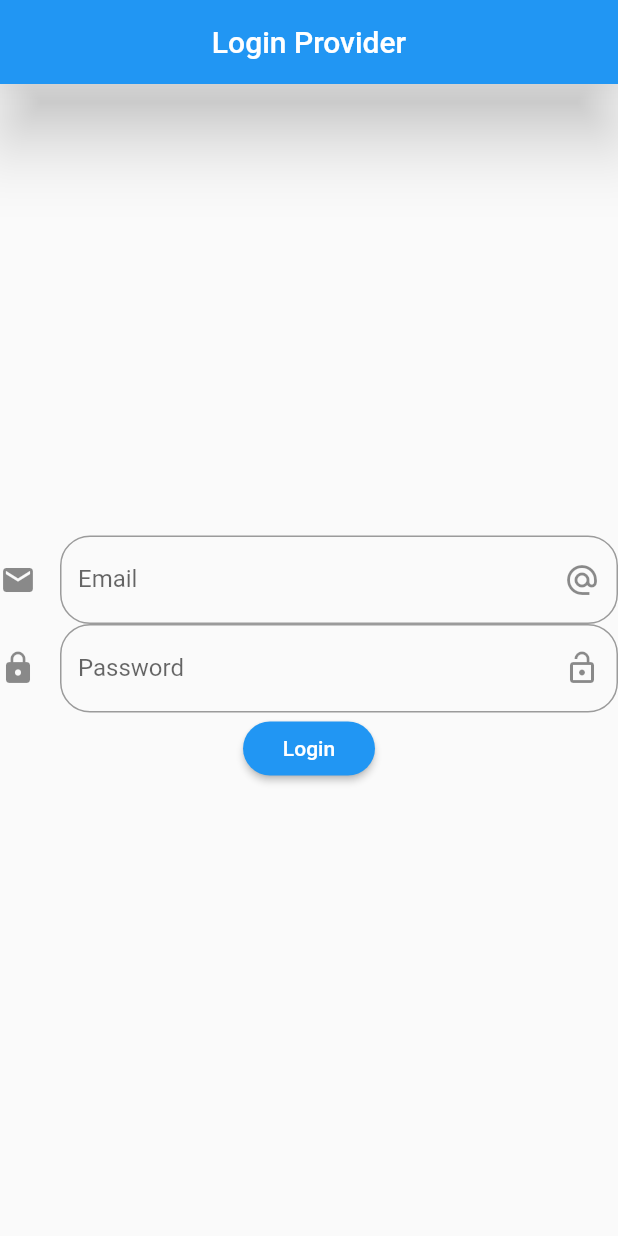
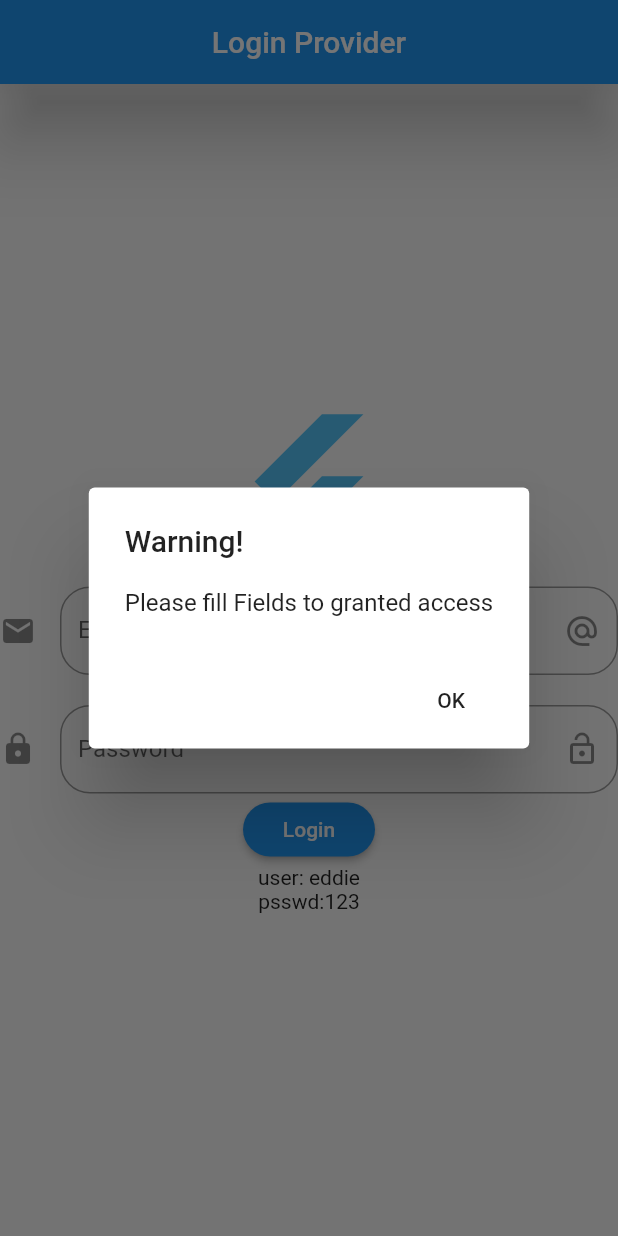
Before and after one commit to eddieware/login_provider, a Flutter app: the screen it shows after launch, after a tap on "Login", on a phone screen of 412 x 824 dp. Run offline on Flutter 3.47's test engine with Material 2 defaults, Android fonts, the phone set to English and light mode, and no system bars.

```diff
--- a/lib/main.dart
+++ b/lib/main.dart
@@ -1,19 +1,6 @@
 import 'package:flutter/material.dart';
-import 'package:login_provider/screens/home_screen.dart';
+import 'package:login_provider/src/app.dart';
 
 void main() {
   runApp(MyApp());
 }
-
-class MyApp extends StatelessWidget {
-  @override
-  Widget build(context) {
-    //context contiene informacion
-    return MaterialApp(
-      debugShowCheckedModeBanner: false,
-      home: Center(
-        child: LoginProvider(),
-      ),
-    );
-  }
-}
--- a/lib/screens/home_screen.dart
+++ /dev/null
@@ -1,84 +0,0 @@
-import 'package:flutter/material.dart';
-
-class LoginProvider extends StatefulWidget {
-  LoginProvider({Key key}) : super(key: key);
-
-  @override
-  _LoginProviderState createState() => _LoginProviderState();
-}
-
-class _LoginProviderState extends State<LoginProvider> {
-  String _email = '';
-  String _nombre = '';
-
-  @override
-  Widget build(BuildContext context) {
-    return Scaffold(
-      appBar: AppBar(
-        title: Text('Login Provider'),
-        centerTitle: true,
-        elevation: 20,
-      ),
-      body: Center(
-          child: Column(
-        mainAxisAlignment: MainAxisAlignment.center,
-        children: <Widget>[
-          //Text('Numero de Clicks!!!! '),
-          _crearEmail(),
-          _crearPassword(),
-          _crearBoton()
-
-          //Text('$conteo',style: estiloTexto) //$ interpolacion string
-        ],
-      )
-          // la mayoria de los Widgets solo pueden tener un child
-          ),
-    );
-  }
-
-  Widget _crearEmail() {
-    return TextField(
-      keyboardType: TextInputType.emailAddress,
-      decoration: InputDecoration(
-          border: OutlineInputBorder(
-              //personalizar que tan pronunciados quiero los border
-              borderRadius: BorderRadius.circular(20)),
-          hintText: 'Email',
-          labelText: 'Email',
-          suffixIcon: Icon(Icons.alternate_email),
-          icon: Icon(Icons.email)),
-      onChanged: (valor) => setState(() {
-        _email = valor;
-      }),
-    );
-  }
-
-  Widget _crearPassword() {
-    return TextField(
-      obscureText: true,
-      keyboardType: TextInputType.emailAddress,
-      decoration: InputDecoration(
-          border: OutlineInputBorder(
-              //personalizar que tan pronunciados quiero los border
-              borderRadius: BorderRadius.circular(20)),
-          hintText: 'Paswword',
-          labelText: 'Password',
-          suffixIcon: Icon(Icons.lock_open),
-          icon: Icon(Icons.lock)),
-      onChanged: (valor) => setState(() {
-        _email = valor;
-      }),
-    );
-  }
-
-  Widget _crearBoton() {
-    return RaisedButton(
-      child: Text('Login'),
-      color: Colors.blue,
-      textColor: Colors.white,
-      shape: StadiumBorder(),
-      //se envia el context para abajp
-      onPressed: () => null,
-    );
-  }
-}
--- /dev/null
+++ b/lib/src/app.dart
@@ -0,0 +1,23 @@
+import 'package:flutter/material.dart';
+import 'package:login_provider/src/providers/provider_usuario.dart';
+import 'package:login_provider/src/screens/login_screen.dart';
+import 'package:login_provider/src/screens/profile_screen.dart';
+import 'package:provider/provider.dart';
+
+class MyApp extends StatelessWidget {
+  @override
+  Widget build(context) {
+    //context contiene informacion
+    return ChangeNotifierProvider(
+      child: MaterialApp(
+        routes: {'/profile': (context) => Profile()},
+        debugShowCheckedModeBanner: false,
+        home: Center(
+          child: LoginProviders(),
+        ),
+        title: 'Login Provider',
+      ),
+      create: (context) => UsuarioInfo(),
+    );
+  }
+}
--- /dev/null
+++ b/lib/src/providers/provider_usuario.dart
@@ -0,0 +1,10 @@
+import 'package:flutter/material.dart';
+
+class UsuarioInfo with ChangeNotifier {
+  String _userInfo;
+  String get userInfo => _userInfo;
+  set userInfo(String value) {
+    this._userInfo = value;
+    notifyListeners();
+  }
+}
--- /dev/null
+++ b/lib/src/screens/login_screen.dart
@@ -0,0 +1,110 @@
+import 'package:flutter/material.dart';
+import 'package:login_provider/src/providers/provider_usuario.dart';
+import 'package:provider/provider.dart';
+
+class LoginProviders extends StatelessWidget {
+  LoginProviders({Key key}) : super(key: key);
+
+  TextEditingController usrCntrollr = TextEditingController();
+  TextEditingController psswdCntrollr = TextEditingController();
+
+  @override
+  Widget build(BuildContext context) {
+    final superUsuarioInfo = Provider.of<UsuarioInfo>(context);
+    return Scaffold(
+      appBar: AppBar(
+        title: Text('Login Provider'),
+        centerTitle: true,
+        elevation: 20,
+      ),
+      body: Center(
+          child: Column(
+        mainAxisAlignment: MainAxisAlignment.center,
+        children: <Widget>[
+          //Text('Numero de Clicks!!!! '),
+          FlutterLogo(
+            size: 100,
+          ),
+          SizedBox(
+            height: 20,
+          ),
+          _crearEmail(),
+          SizedBox(
+            height: 20,
+          ),
+          _crearPassword(),
+          RaisedButton(
+            child: Text('Login'),
+            color: Colors.blue,
+            textColor: Colors.white,
+            shape: StadiumBorder(),
+            //se envia el context para abajp
+            onPressed: () async {
+              if (usrCntrollr.text.isNotEmpty &&
+                  psswdCntrollr.text.isNotEmpty &&
+                  usrCntrollr.text == 'eddie' &&
+                  psswdCntrollr.text == '123') {
+                superUsuarioInfo.userInfo = usrCntrollr.text;
+                Navigator.pushNamed(context, '/profile');
+              } else {
+                showDialog(
+                    context: context,
+                    builder: (BuildContext context) {
+                      return AlertDialog(
+                        title: Text("Warning!"),
+                        content: Text("Please fill Fields to granted access"),
+                        actions: <Widget>[
+                          new FlatButton(
+                            child: Text("OK"),
+                            onPressed: () {
+                              Navigator.of(context).pop();
+                            },
+                          )
+                        ],
+                      );
+                    });
+              }
+            },
+          ),
+          Text('user: eddie'),
+          Text('psswd:123')
+
+          //Text('$conteo',style: estiloTexto) //$ interpolacion string
+        ],
+      )
+          // la mayoria de los Widgets solo pueden tener un child
+          ),
+    );
+  }
+
+  Widget _crearEmail() {
+    return TextField(
+      keyboardType: TextInputType.emailAddress,
+      decoration: InputDecoration(
+          border: OutlineInputBorder(
+              //personalizar que tan pronunciados quiero los border
+              borderRadius: BorderRadius.circular(20)),
+          hintText: 'Email',
+          labelText: 'Email',
+          suffixIcon: Icon(Icons.alternate_email),
+          icon: Icon(Icons.email)),
+      controller: usrCntrollr,
+    );
+  }
+
+  Widget _crearPassword() {
+    return TextField(
+      obscureText: true,
+      keyboardType: TextInputType.emailAddress,
+      decoration: InputDecoration(
+          border: OutlineInputBorder(
+              //personalizar que tan pronunciados quiero los border
+              borderRadius: BorderRadius.circular(20)),
+          hintText: 'Paswword',
+          labelText: 'Password',
+          suffixIcon: Icon(Icons.lock_open),
+          icon: Icon(Icons.lock)),
+      controller: psswdCntrollr,
+    );
+  }
+}
--- /dev/null
+++ b/lib/src/screens/profile_screen.dart
@@ -0,0 +1,27 @@
+import 'package:flutter/material.dart';
+import 'package:login_provider/src/providers/provider_usuario.dart';
+import 'package:provider/provider.dart';
+
+class Profile extends StatelessWidget {
+  const Profile({Key key}) : super(key: key);
+
+  @override
+  Widget build(BuildContext context) {
+    final profileProvider = Provider.of<UsuarioInfo>(context);
+
+    return Scaffold(
+        appBar: AppBar(title: Text('Welcome to your Console')),
+        body: Column(
+          mainAxisAlignment: MainAxisAlignment.start,
+          children: <Widget>[
+            Text(
+              'Bienvenido ${profileProvider.userInfo}',
+              style: TextStyle(fontSize: 22.0),
+            ),
+            Row(
+              children: <Widget>[],
+            )
+          ],
+        ));
+  }
+}
--- a/pubspec.yaml
+++ b/pubspec.yaml
@@ -23,6 +23,7 @@ environment:
 dependencies:
   flutter:
     sdk: flutter
+  provider: ^4.3.1
 
 
   # The following adds the Cupertino Icons font to your application.
```
Also changed, not shown: pubspec.lock, 1 other file.
